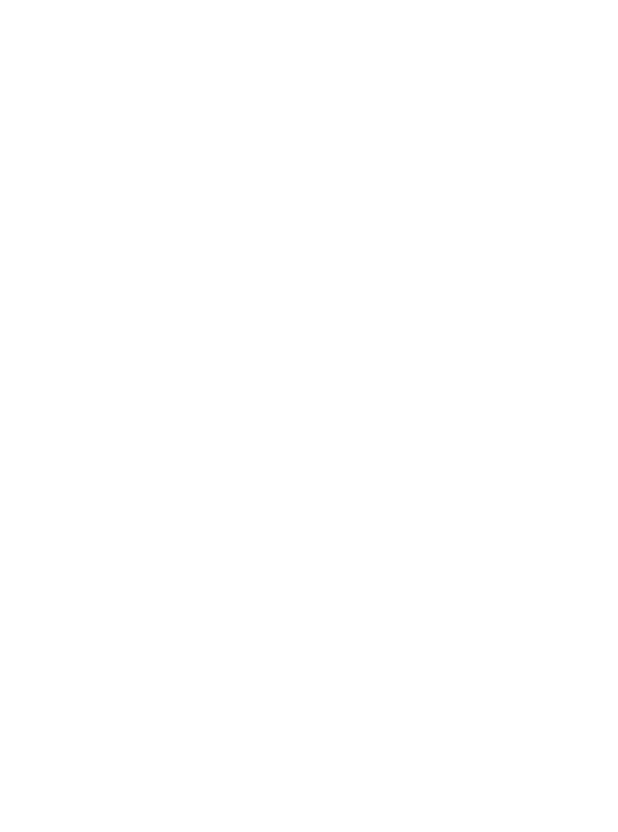
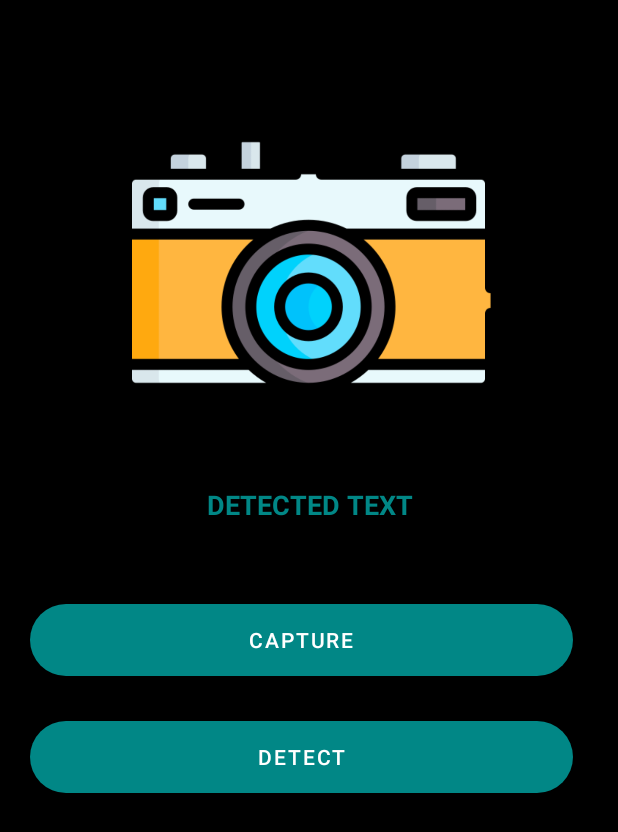
Before and after one commit to Aryan61905/Text-Detector, an Android app: the ScannerActivity screen opened directly, with no data from a screen before it, on a phone screen of 412 x 824 dp. Before the commit the part shown is empty. Shown: the top 832 px of the screen. Run offline under Robolectric (Android 15) with nearby library versions, the phone set to English and light mode, and no system bars.

Commit message:
Creating Scanner Page(XML)

```diff
--- a/TextDetector/app/src/main/res/layout/activity_scanner.xml
+++ b/TextDetector/app/src/main/res/layout/activity_scanner.xml
@@ -1,9 +1,64 @@
 <?xml version="1.0" encoding="utf-8"?>
-<androidx.constraintlayout.widget.ConstraintLayout xmlns:android="http://schemas.android.com/apk/res/android"
+<RelativeLayout xmlns:android="http://schemas.android.com/apk/res/android"
     xmlns:app="http://schemas.android.com/apk/res-auto"
     xmlns:tools="http://schemas.android.com/tools"
     android:layout_width="match_parent"
     android:layout_height="match_parent"
+    android:background="@color/black"
     tools:context=".ScannerActivity">
 
-</androidx.constraintlayout.widget.ConstraintLayout>
+    <ImageView
+        android:layout_width="250dp"
+        android:layout_height="250dp"
+        android:layout_centerHorizontal="true"
+        android:layout_marginTop="50dp"
+        android:src="@drawable/camera"
+        android:id="@+id/idIVCapturedImage"
+        />
+    <TextView
+        android:layout_width="match_parent"
+        android:layout_height="wrap_content"
+        android:layout_marginStart="20dp"
+        android:layout_marginEnd="20dp"
+        android:layout_marginTop="20dp"
+        android:layout_marginBottom="20dp"
+        android:layout_below="@+id/idIVCapturedImage"
+        android:id="@+id/idTVDetectedText"
+        android:textColor="@color/teal_700"
+        android:text="DETECTED TEXT"
+        android:textAlignment="center"
+        android:gravity="center"
+        android:textSize="18sp"
+        android:textStyle="bold"
+        android:padding="4dp"
+        />
+    <Button
+        android:layout_width="match_parent"
+        android:layout_height="wrap_content"
+        android:layout_marginStart="20dp"
+        android:layout_marginEnd="30dp"
+        android:layout_below="@id/idTVDetectedText"
+        android:layout_marginTop="30dp"
+        android:text="CAPTURE"
+        android:background="@drawable/button_back"
+        app:backgroundTint="@color/teal_700"
+        android:id="@+id/idBtnCapture"
+        />
+    <Button
+        android:layout_width="match_parent"
+        android:layout_height="wrap_content"
+        android:layout_marginStart="20dp"
+        android:layout_marginEnd="30dp"
+        android:layout_below="@id/idBtnCapture"
+        android:layout_marginTop="30dp"
+        android:text="DETECT"
+        android:background="@drawable/button_back"
+        app:backgroundTint="@color/teal_700"
+        android:id="@+id/idBtnDetect"
+        />
+
+
+
+
+
+</RelativeLayout>
```
